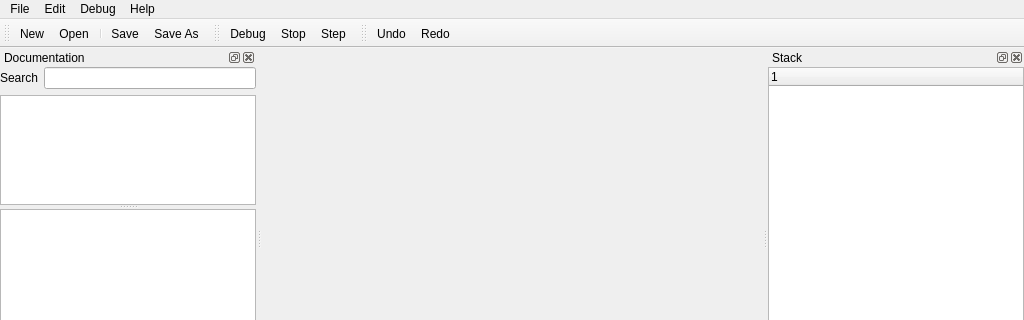
Above: src/mainwindow.ui from hatstand/Bequnge before the change; both pictures show x 0 to 1024 and y 0 to 320 of the 1024 by 722 pixel window. Below: the same form after it.
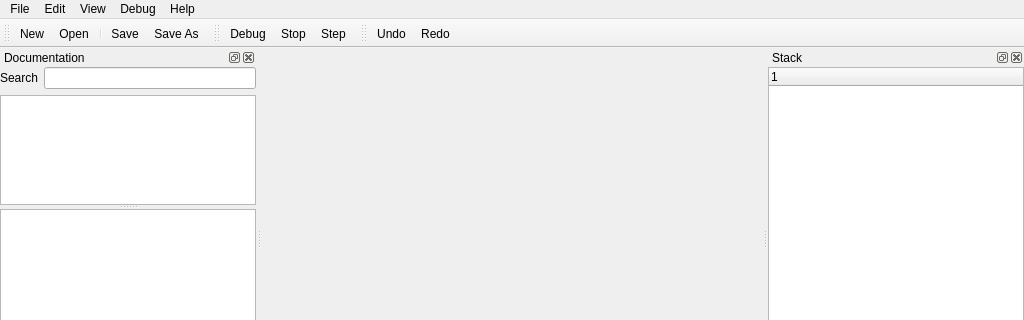
That is the form after the change. Icons and pictures are not drawn. Custom widgets are drawn as their Qt base class.

```diff
--- a/src/mainwindow.ui
+++ b/src/mainwindow.ui
@@ -66,8 +66,15 @@
     <addaction name="actionClearAllBreakpoints" />
     <addaction name="actionClearAllWatchpoints" />
    </widget>
+   <widget class="QMenu" name="menuView" >
+    <property name="title" >
+     <string>View</string>
+    </property>
+    <addaction name="actionBloom" />
+   </widget>
    <addaction name="menuFile" />
    <addaction name="menuEdit" />
+   <addaction name="menuView" />
    <addaction name="menuDebug" />
    <addaction name="menuHelp" />
   </widget>
```
Left out of the diff: 244 changed lines with no effect on the pictures.
